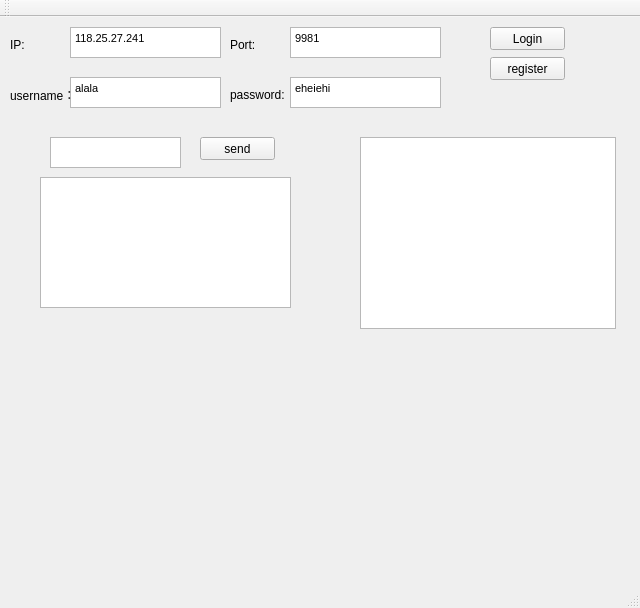
Before: the Qt Designer form LixTalk-client/LixTalk.ui in ZingLix/LixTalk-client, drawn with Qt 5.
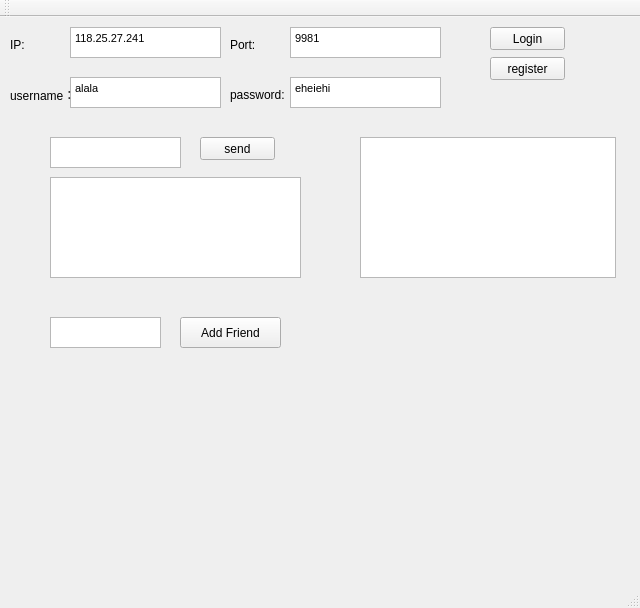
After: the same form once the commit is applied.

Diff of the .ui file:
```diff
--- a/LixTalk-client/LixTalk.ui
+++ b/LixTalk-client/LixTalk.ui
@@ -189,10 +189,10 @@
    <widget class="QTextEdit" name="textEdit_6">
     <property name="geometry">
      <rect>
-      <x>40</x>
+      <x>50</x>
       <y>160</y>
       <width>251</width>
-      <height>131</height>
+      <height>101</height>
      </rect>
     </property>
    </widget>
@@ -215,10 +215,33 @@
       <x>360</x>
       <y>120</y>
       <width>256</width>
-      <height>192</height>
+      <height>141</height>
      </rect>
     </property>
    </widget>
+   <widget class="QTextEdit" name="textEdit_7">
+    <property name="geometry">
+     <rect>
+      <x>50</x>
+      <y>300</y>
+      <width>111</width>
+      <height>31</height>
+     </rect>
+    </property>
+   </widget>
+   <widget class="QPushButton" name="pushButton_4">
+    <property name="geometry">
+     <rect>
+      <x>180</x>
+      <y>300</y>
+      <width>101</width>
+      <height>31</height>
+     </rect>
+    </property>
+    <property name="text">
+     <string>Add Friend</string>
+    </property>
+   </widget>
   </widget>
   <widget class="QMenuBar" name="menuBar">
    <property name="geometry">
```
Left out of the diff: 2 changed lines with no effect on the pictures.
